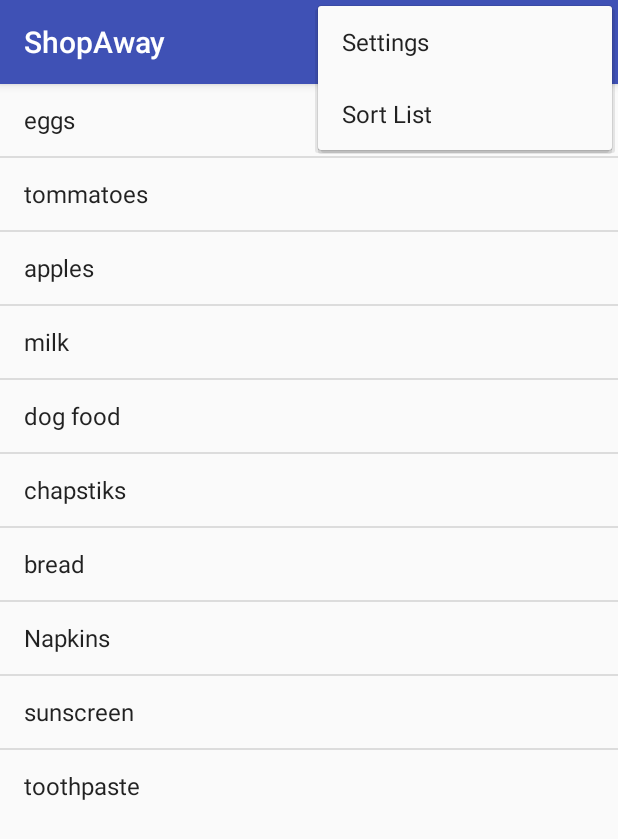
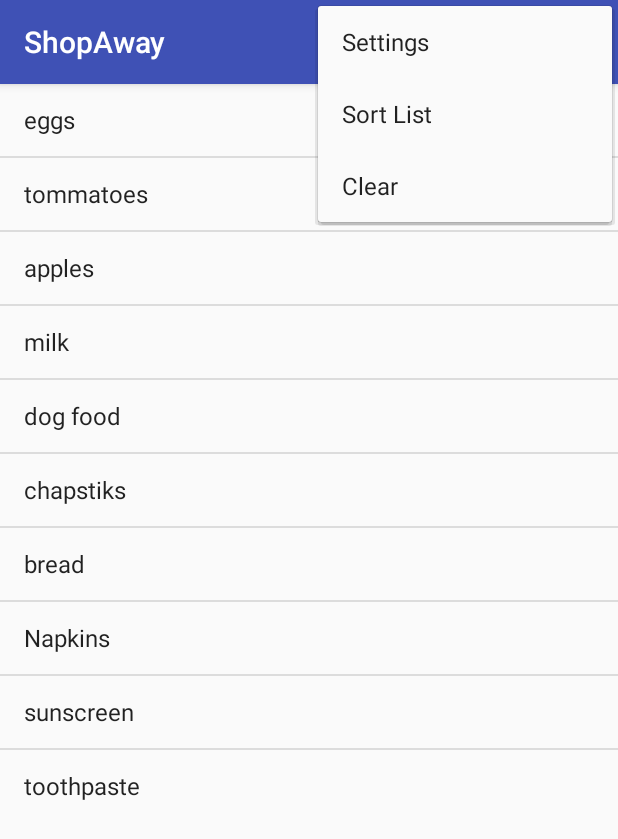
Before and after one commit to cliffgor/ShopAway, an Android app: the screen it shows after launch (MainActivity), with the options menu open, on a phone screen of 412 x 824 dp. Shown: the top 839 px of the screen. Run offline under Robolectric (Android 15) with nearby library versions, the phone set to English and light mode, and no system bars.

Commit message:
Modifications made; *added a method that clears the shopping list by selecting yes if no it will set back the list adapter

```diff
--- a/app/src/main/res/menu/menu_main.xml
+++ b/app/src/main/res/menu/menu_main.xml
@@ -13,10 +13,19 @@
 
     <item
         android:id="@+id/action_sort"
-        android:orderInCategory="100"
+        android:orderInCategory="200"
         android:title="@string/action_sort"
         app:showAsAction="never"
         />
+
+    <item
+        android:id="@+id/action_clear"
+        android:orderInCategory="300"
+        android:title="@string/action_clear"
+        app:showAsAction="never"
+        />
+
+
 
     <item android:id="@+id/action_add"
         android:icon="@drawable/ic_add_circle_outline_white_48dp"
@@ -25,4 +34,6 @@
 
 
 
+
+
 </menu>
--- a/app/src/main/res/values/strings.xml
+++ b/app/src/main/res/values/strings.xml
@@ -3,4 +3,5 @@
     <string name="action_settings">Settings</string>
     <string name="action_sort">Sort List</string>
     <string name="action_add">Add Item</string>
+    <string name="action_clear">Clear</string>
 </resources>
```
Also changed, not shown: app/src/main/java/com/example/cliff/shopaway/MainActivity.java (+19 -0 lines).
